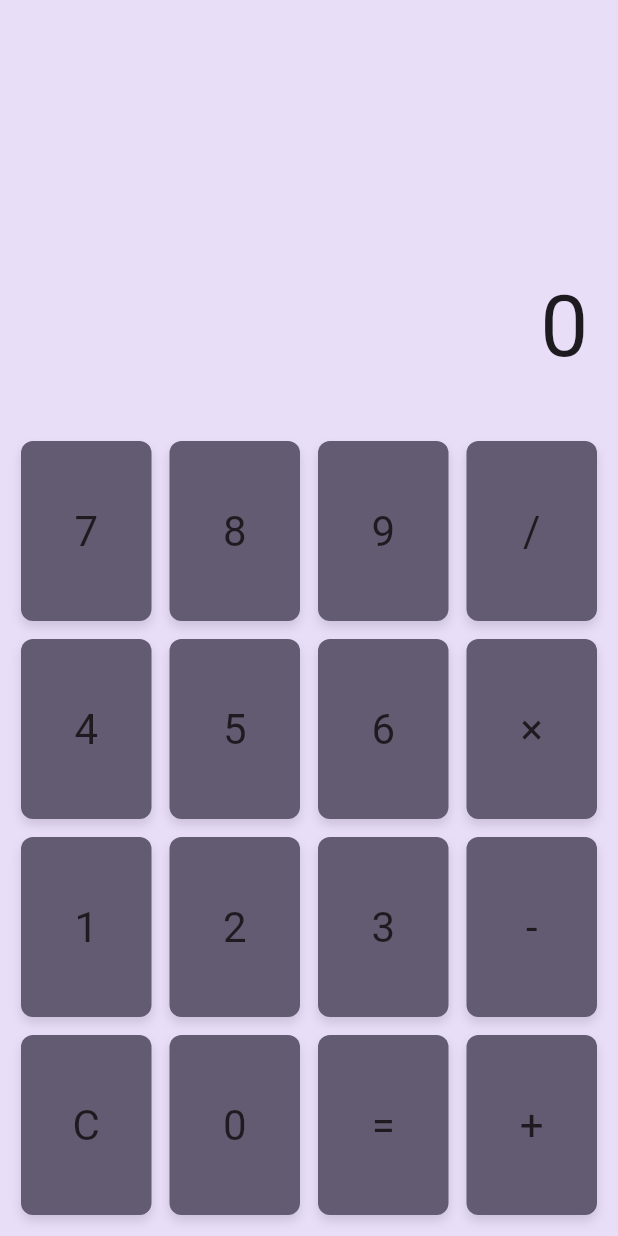
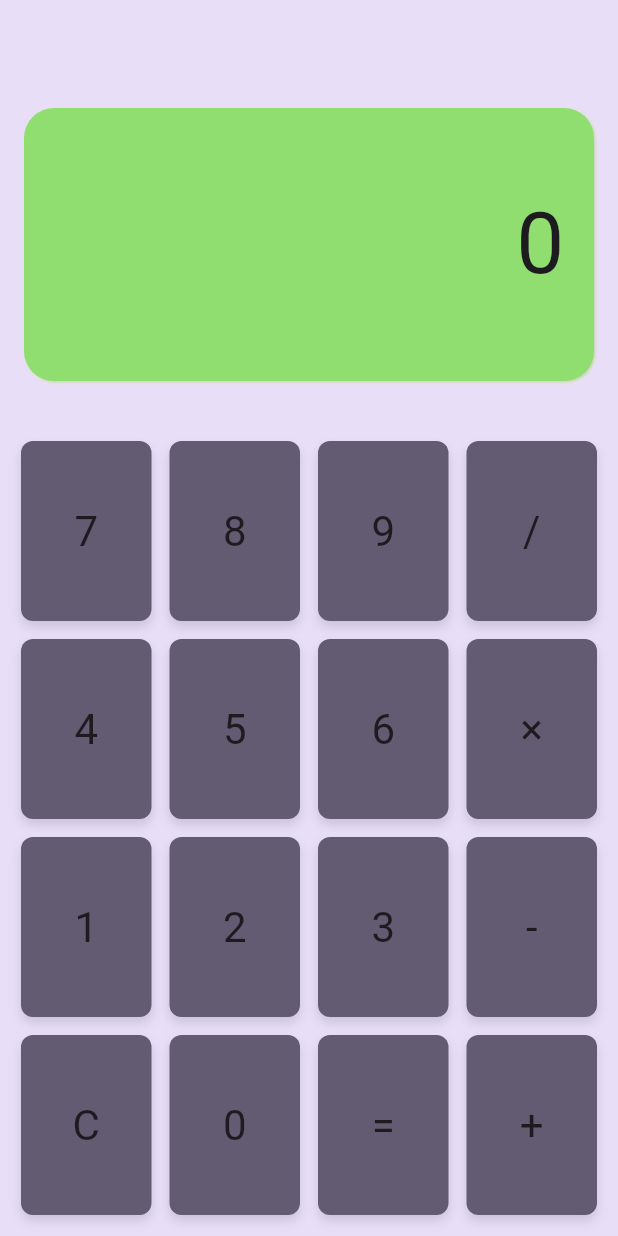
Before and after one commit to Gulsahbb/calculator-app, a Flutter app: the screen it shows after launch, on a phone screen of 412 x 824 dp. Run offline on Flutter 3.47's test engine with Material 3 defaults, Android fonts, the phone set to English and light mode, and no system bars.

Commit message:
New design for display screen

```diff
--- a/lib/widgets/calculator_display_screen.dart
+++ b/lib/widgets/calculator_display_screen.dart
@@ -1,3 +1,4 @@
+import 'package:calculator/utils/calculator_app_styles.dart';
 import 'package:flutter/material.dart';
 
 class CalculatorDisplayScreen extends StatelessWidget {
@@ -7,9 +8,12 @@ class CalculatorDisplayScreen extends StatelessWidget {
   @override
   Widget build(BuildContext context) {
     return Expanded(
+      flex: 3,
       child: Container(
-        alignment: Alignment.bottomRight,
-        padding: const EdgeInsets.all(20),
+        alignment: Alignment.centerRight,
+        padding: EdgeInsets.all(20),
+        margin: EdgeInsets.all(16),
+        decoration: CalculatorAppStyles.displayDecoration,
         child: Text(
           displayText,
           style: Theme.of(context).textTheme.displayLarge,
```
